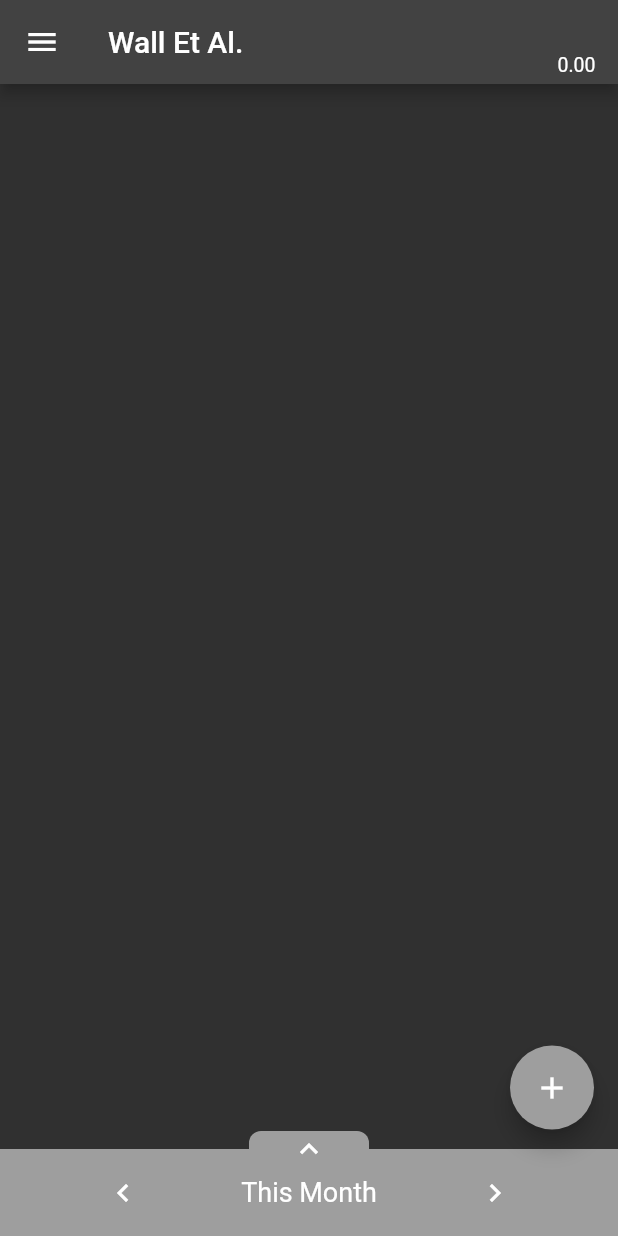
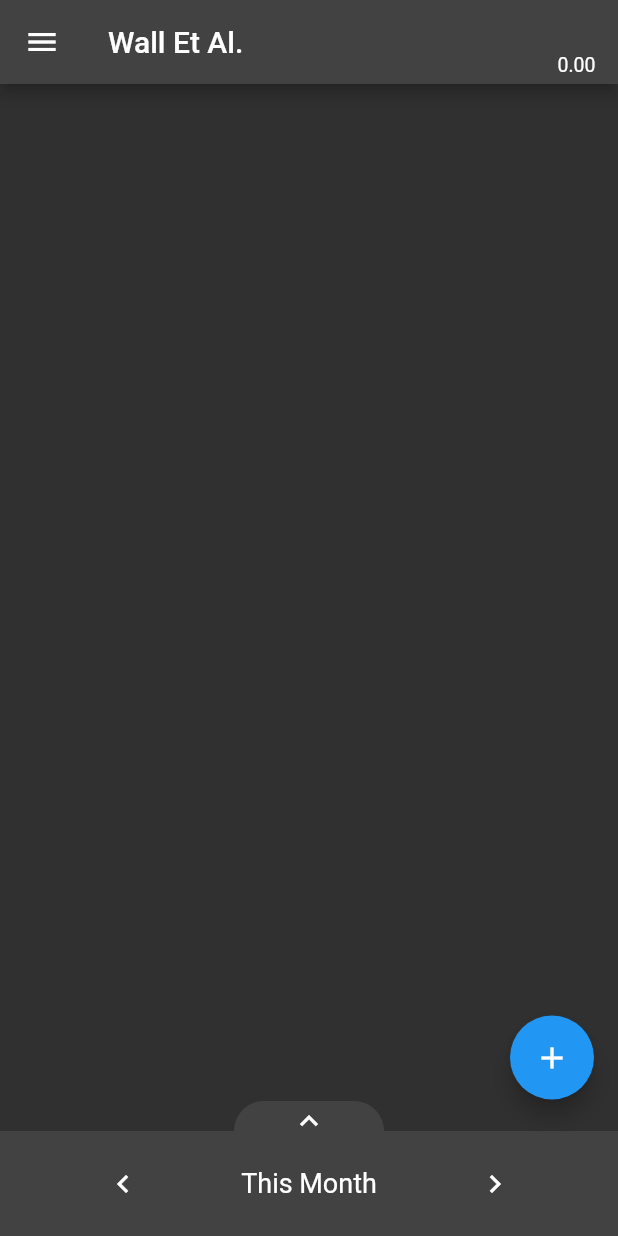
Before and after one commit to dnalhg/wall_et_al, a Flutter app: the screen it shows after launch, on a phone screen of 412 x 824 dp. Run offline on Flutter 3.47's test engine with Material 2 defaults, Android fonts, the phone set to English and light mode, and no system bars; our stand-ins replace flutter_colorpicker, sqflite; accounts and stored records are empty.

Commit message:
ui touchups

```diff
--- a/lib/add_categories.dart
+++ b/lib/add_categories.dart
@@ -31,6 +31,9 @@ class _AddCategoryPageState extends State<AddCategoryPage> {
 
   void _handleTileTap(BuildContext context, CategoryEntry entry) {
     if (_isEditing) {
+      if (entry.id == ExpenseDatabase.nullCategory.id) {
+        return;
+      }
       _openAddListItemModal((name, color, icon) {
         _updateCategory(entry);
       }, entry);
@@ -96,6 +99,7 @@ class _AddCategoryPageState extends State<AddCategoryPage> {
       ),
       floatingActionButton: _isEditing
           ? FloatingActionButton(
+              backgroundColor: Theme.of(context).colorScheme.primaryContainer,
               onPressed: () {
                 _openAddListItemModal((name, color, icon) {
                   setState(() {
@@ -103,7 +107,7 @@ class _AddCategoryPageState extends State<AddCategoryPage> {
                   });
                 }, null);
               },
-              child: const Icon(Icons.add),
+              child: Icon(Icons.add, color: Theme.of(context).colorScheme.onPrimary),
             )
           : null,
     );
--- a/lib/filter_bar.dart
+++ b/lib/filter_bar.dart
@@ -185,6 +185,9 @@ class _FilterBarState extends State<FilterBar> {
     );
   }
 
+  static const double _toggleButtonHeight = 40;
+  static const double _containerHeight = 70;
+
   @override
   Widget build(BuildContext context) {
     return Stack(
@@ -192,15 +195,15 @@ class _FilterBarState extends State<FilterBar> {
       children: [
         Positioned(
           child: Container(
-            height: _isExpanded() ? 210 : 70,
+            height: _isExpanded() ? 210 : _containerHeight + _toggleButtonHeight/2,
             decoration: const BoxDecoration(
               color: Colors.transparent,
             ),
-            padding: const EdgeInsets.only(top: 12),
+            padding: const EdgeInsets.only(top: _toggleButtonHeight/2),
             child: AnimatedContainer(
               duration: _animationTime,
-              height: _isExpanded() ? 200 : 80,
-              color: Theme.of(context).primaryColorLight,
+              height: _isExpanded() ? 200 : _containerHeight,
+              color: Theme.of(context).colorScheme.surface,
               child: _buildTimeFilter(context),
             ),
           ),
@@ -211,16 +214,19 @@ class _FilterBarState extends State<FilterBar> {
             onTap: () => widget.onExpand(),
             child: AnimatedContainer(
               duration: _animationTime,
-              height: 20,
-              width: 80,
+              height: _toggleButtonHeight,
+              width: 100,
               decoration: BoxDecoration(
-                color: Theme.of(context).primaryColorLight,
+                color: Theme.of(context).colorScheme.surface,
                 shape: BoxShape.rectangle,
-                borderRadius: const BorderRadius.all(Radius.circular(8.0)),
+                borderRadius: const BorderRadius.all(Radius.circular(_toggleButtonHeight/2)),
               ),
-              child: Icon(
-                _isExpanded() ? Icons.keyboard_arrow_down : Icons.keyboard_arrow_up,
-                color: Theme.of(context).colorScheme.onPrimary,
+              child: Padding(
+                padding: const EdgeInsets.only(bottom: _toggleButtonHeight/3),
+                child: Icon(
+                  _isExpanded() ? Icons.keyboard_arrow_down : Icons.keyboard_arrow_up,
+                  color: Theme.of(context).colorScheme.onPrimaryContainer,
+                ),
               ),
             ),
           ),
--- a/lib/main.dart
+++ b/lib/main.dart
@@ -97,10 +97,10 @@ class _MainState extends State<Main>{
         Align(alignment: Alignment.bottomCenter, child: FilterBar(onExpand: _toggleExpansion, getExpansionState: _getExpansionState, updateTimeFilter: _updateTimeFilter)),
       ]),
       floatingActionButton: _expandedBottomBar ? null : Padding(
-        padding: const EdgeInsets.only(bottom: 55),
+        padding: const EdgeInsets.only(bottom: 75),
         child: FloatingActionButton(
             onPressed: () => _navigateToAddExpenseRoute(context),
-            backgroundColor: Theme.of(context).primaryColorLight,
+            backgroundColor: Theme.of(context).colorScheme.primaryContainer,
             tooltip: 'Add new expense',
             child: Icon(Icons.add, color: Theme.of(context).colorScheme.onPrimary),
           ),
```
